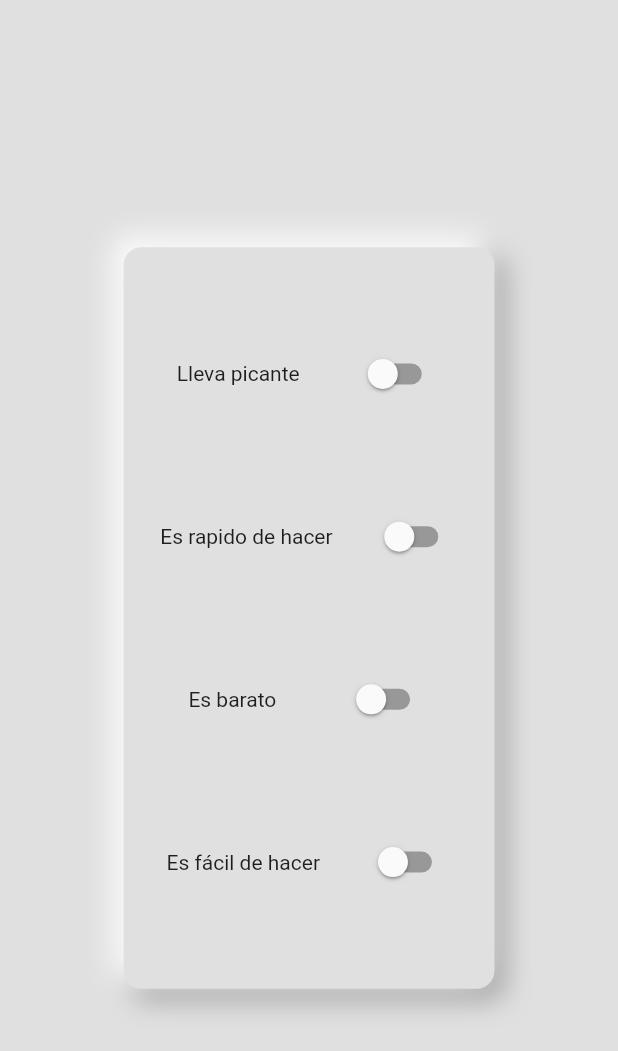
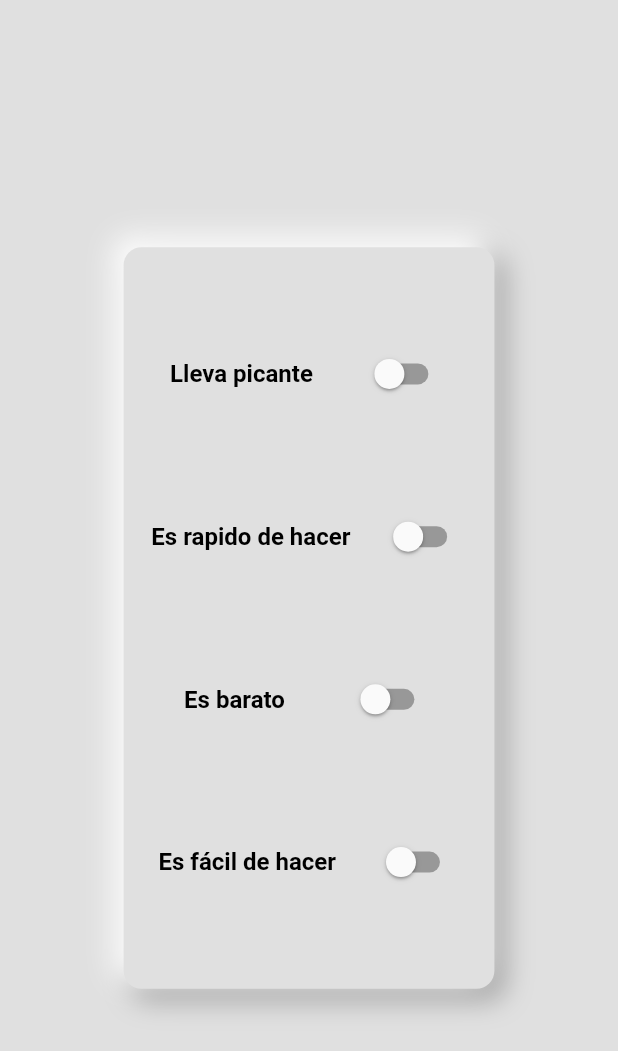
Before and after one commit to sergio-lim/korean_cousine-flutter-app, a Flutter app: the FiltersView screen opened directly, on a phone screen of 412 x 824 dp. Shown: the top 1051 px of the screen. Run offline on Flutter 3.47's test engine with Material 2 defaults, Android fonts, the phone set to English and light mode, and no system bars; our stand-ins replace double_back_to_close_app, lottie, shared_preferences, smooth_page_indicator; accounts and stored records are empty; generated files the repository leaves out were written again.

Commit message:
updating stuff..

```diff
--- a/lib/app/lib/pages/main_views/favorites_view.dart
+++ b/lib/app/lib/pages/main_views/favorites_view.dart
@@ -46,7 +46,10 @@ class _FavoritesViewState extends State<FavoritesView> {
                   const FittedBox(
                     child: Text(
                       'Añade favoritos para que aparezcan aquí',
-                      style: TextStyle(fontSize: 22),
+                      style: TextStyle(
+                          fontSize: 22,
+                          color: Colors.black,
+                          fontWeight: FontWeight.w700),
                     ),
                   ),
                   LottieBuilder.asset(
--- a/lib/app/lib/pages/main_views/filters_view.dart
+++ b/lib/app/lib/pages/main_views/filters_view.dart
@@ -29,7 +29,13 @@ class _FiltersViewState extends State<FiltersView> {
               Row(
                 mainAxisAlignment: MainAxisAlignment.spaceEvenly,
                 children: [
-                  const Text('Lleva picante'),
+                  const Text(
+                    'Lleva picante',
+                    style: TextStyle(
+                        fontSize: 16,
+                        fontWeight: FontWeight.w700,
+                        color: Colors.black),
+                  ),
                   Switch(
                     value: isSpicy,
                     onChanged: (value) {
@@ -43,7 +49,11 @@ class _FiltersViewState extends State<FiltersView> {
               Row(
                 mainAxisAlignment: MainAxisAlignment.spaceEvenly,
                 children: [
-                  const Text('Es rapido de hacer'),
+                  const Text('Es rapido de hacer',
+                      style: TextStyle(
+                          fontSize: 16,
+                          fontWeight: FontWeight.w700,
+                          color: Colors.black)),
                   Switch(
                     value: isFast,
                     onChanged: (value) {
@@ -57,7 +67,11 @@ class _FiltersViewState extends State<FiltersView> {
               Row(
                 mainAxisAlignment: MainAxisAlignment.spaceEvenly,
                 children: [
-                  const Text('Es barato'),
+                  const Text('Es barato',
+                      style: TextStyle(
+                          fontSize: 16,
+                          fontWeight: FontWeight.w700,
+                          color: Colors.black)),
                   Switch(
                     value: isCheap,
                     onChanged: (value) {
@@ -71,7 +85,11 @@ class _FiltersViewState extends State<FiltersView> {
               Row(
                 mainAxisAlignment: MainAxisAlignment.spaceEvenly,
                 children: [
-                  const Text('Es fácil de hacer'),
+                  const Text('Es fácil de hacer',
+                      style: TextStyle(
+                          fontSize: 16,
+                          fontWeight: FontWeight.w700,
+                          color: Colors.black)),
                   Switch(
                     value: isSimple,
                     onChanged: (value) {
```
Also changed, not shown: lib/app/lib/pages/meal_views/meal_detail_screen.dart (+9 -3 lines).
